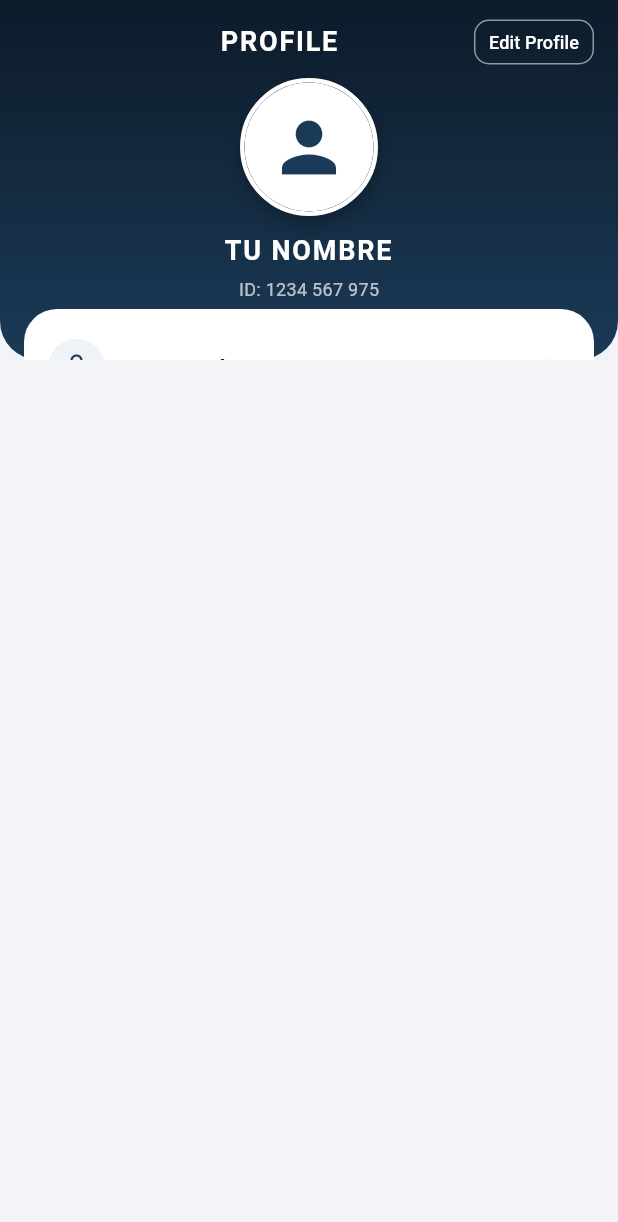
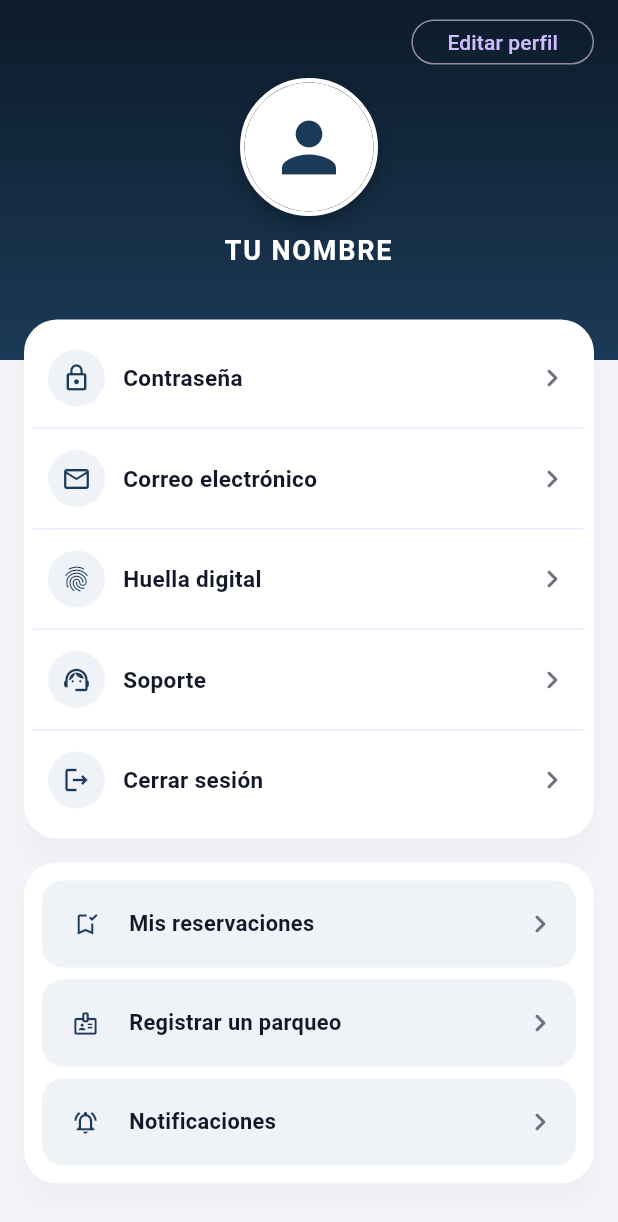
Before and after one commit to Valexito/mapBoxAPI, a Flutter app: the ProfilePage screen opened directly, on a phone screen of 412 x 824 dp. Shown: the top 1222 px of the screen. Run offline on Flutter 3.47's test engine with Material 3 defaults, Android fonts, the phone set to English and light mode, and no system bars; our stand-ins replace cloud_firestore, firebase_auth, firebase_core, firebase_storage, flutter_map, flutter_riverpod and 4 more; missing offline and left inert: firebase_app_check; accounts and stored records are empty; statements that could not run were skipped.

Commit message:
profile page updated

```diff
--- /dev/null
+++ b/lib/common/utils/components/ui/navy_header.dart
@@ -0,0 +1,69 @@
+import 'package:flutter/material.dart';
+
+class NavyHeader extends StatelessWidget {
+  const NavyHeader({
+    super.key,
+    required this.height,
+    this.roundedBottom = false,
+    this.leading,
+    this.trailing,
+    this.children = const <Widget>[],
+  });
+
+  final double height;
+  final bool roundedBottom;
+  final Widget? leading;
+  final Widget? trailing;
+  final List<Widget> children;
+
+  static const navyTop = Color(0xFF0D1B2A);
+  static const navyBottom = Color(0xFF1B3A57);
+
+  @override
+  Widget build(BuildContext context) {
+    return Stack(
+      children: [
+        Container(
+          height: height,
+          width: double.infinity,
+          decoration: BoxDecoration(
+            gradient: const LinearGradient(
+              begin: Alignment.topCenter,
+              end: Alignment.bottomCenter,
+              colors: [navyTop, navyBottom],
+            ),
+            borderRadius:
+                roundedBottom
+                    ? const BorderRadius.only(
+                      bottomLeft: Radius.circular(26),
+                      bottomRight: Radius.circular(26),
+                    )
+                    : null,
+          ),
+          child: Padding(
+            padding: const EdgeInsets.fromLTRB(16, 12, 16, 0),
+            child: Column(
+              crossAxisAlignment: CrossAxisAlignment.center,
+              children: [
+                // fila superior opcional (leading/trailing)
+                Row(
+                  mainAxisAlignment: MainAxisAlignment.spaceBetween,
+                  children: [
+                    leading ?? const SizedBox(width: 40, height: 32),
+                    const SizedBox(
+                      width: 40,
+                      height: 32,
+                    ), // spacer para centrar
+                    trailing ?? const SizedBox(width: 40, height: 32),
+                  ],
+                ),
+                const SizedBox(height: 8),
+                ...children,
+              ],
+            ),
+          ),
+        ),
+      ],
+    );
+  }
+}
--- a/lib/features/users/pages/profile_page.dart
+++ b/lib/features/users/pages/profile_page.dart
@@ -1,8 +1,8 @@
 import 'package:firebase_auth/firebase_auth.dart';
 import 'package:flutter/material.dart';
 import 'package:flutter_riverpod/flutter_riverpod.dart';
-
 import 'package:mapbox_api/common/utils/components/ui/my_text.dart';
+import 'package:mapbox_api/common/utils/components/ui/navy_header.dart';
 import 'package:mapbox_api/features/users/pages/configure_profile_page.dart';
 import 'package:mapbox_api/features/users/pages/notifications_page.dart';
 import 'package:mapbox_api/features/reservations/pages/reservations_page.dart';
@@ -11,15 +11,12 @@
 class ProfilePage extends ConsumerWidget {
   const ProfilePage({super.key});
 
-  static const headerHeight = 240.0;
-  static const navyTop = Color(0xFF0D1B2A);
-  static const navyBottom = Color(0xFF1B3A57);
-
   static const pageBg = Color(0xFFF2F4F7);
   static const cardDivider = Color(0xFFE9EEFF);
   static const iconCircle = Color(0xFFEFF2F6);
   static const textPrimary = Color(0xFF111827);
   static const textSecondary = Color(0xFF6B7280);
+  static const navyBottom = Color(0xFF1B3A57);
 
   @override
   Widget build(BuildContext context, WidgetRef ref) {
@@ -27,56 +24,22 @@
     final photoUrl = user?.photoURL;
     final name =
         (user?.displayName?.trim().isNotEmpty ?? false)
-            ? user!.displayName!.trim()
-            : 'Tu nombre';
+            ? user!.displayName!.trim().toUpperCase()
+            : 'TU NOMBRE';
 
     return Scaffold(
       backgroundColor: pageBg,
       body: SafeArea(
-        child: Stack(
+        child: SingleChildScrollView(
+          padding: EdgeInsets.zero,
+          child: Column(
             children: [
-            // Header
-            Container(
-              height: headerHeight,
-              width: double.infinity,
-              decoration: const BoxDecoration(
-                gradient: LinearGradient(
-                  begin: Alignment.topCenter,
-                  end: Alignment.bottomCenter,
-                  colors: [navyTop, navyBottom],
-                ),
-                borderRadius: BorderRadius.only(
-                  bottomLeft: Radius.circular(26),
-                  bottomRight: Radius.circular(26),
-                ),
-              ),
-              child: Padding(
-                padding: const EdgeInsets.fromLTRB(16, 12, 16, 0),
-                child: Column(
-                  crossAxisAlignment: CrossAxisAlignment.center,
-                  children: [
-                    Row(
-                      mainAxisAlignment: MainAxisAlignment.spaceBetween,
-                      children: [
-                        const SizedBox(width: 40, height: 32),
-                        const MyText(
-                          text: 'Profile',
-                          variant: MyTextVariant.title,
-                          customColor: Colors.white,
-                        ),
-                        SizedBox(
+              NavyHeader(
+                height: 240,
+                roundedBottom: false,
+                trailing: SizedBox(
                   height: 30,
                   child: OutlinedButton(
-                            style: OutlinedButton.styleFrom(
-                              foregroundColor: Colors.white,
-                              side: const BorderSide(color: Colors.white54),
-                              padding: const EdgeInsets.symmetric(
-                                horizontal: 10,
-                              ),
-                              shape: RoundedRectangleBorder(
-                                borderRadius: BorderRadius.circular(10),
-                              ),
-                            ),
                     onPressed: () {
                       Navigator.push(
                         context,
@@ -85,15 +48,10 @@
                         ),
                       );
                     },
-                            child: const Text(
-                              'Edit Profile',
-                              style: TextStyle(fontSize: 12),
+                    child: const Text('Editar perfil'),
                   ),
                 ),
-                        ),
-                      ],
-                    ),
-                    const SizedBox(height: 8),
+                children: [
                   Container(
                     width: 92,
                     height: 92,
@@ -130,23 +88,12 @@
                     textAlign: TextAlign.center,
                   ),
                   const SizedBox(height: 4),
-                    const Text(
-                      'ID: 1234 567 975',
-                      style: TextStyle(
-                        color: Colors.white70,
-                        fontSize: 12,
-                        letterSpacing: 0.2,
-                      ),
-                    ),
                 ],
               ),
-              ),
-            ),
 
-            // Lista
-            Positioned.fill(
-              top: headerHeight - 34,
-              child: SingleChildScrollView(
+              Transform.translate(
+                offset: const Offset(0, -27),
+                child: Padding(
                   padding: const EdgeInsets.symmetric(horizontal: 16),
                   child: Column(
                     children: [
@@ -164,31 +111,31 @@
                             children: const [
                               _ActionItem(
                                 icon: Icons.lock_outline,
-                              title: 'Password',
+                                title: 'Contraseña',
                                 go: _Go.configure,
                               ),
                               _Divider(),
                               _ActionItem(
                                 icon: Icons.email_outlined,
-                              title: 'Email Address',
+                                title: 'Correo electrónico',
                                 go: _Go.configure,
                               ),
                               _Divider(),
                               _ActionItem(
                                 icon: Icons.fingerprint_outlined,
-                              title: 'Fingerprint',
+                                title: 'Huella digital',
                                 go: _Go.none,
                               ),
                               _Divider(),
                               _ActionItem(
                                 icon: Icons.support_agent_outlined,
-                              title: 'Support',
+                                title: 'Soporte',
                                 go: _Go.notifications,
                               ),
                               _Divider(),
                               _ActionItem(
                                 icon: Icons.logout_outlined,
-                              title: 'Sign Out',
+                                title: 'Cerrar sesión',
                                 go: _Go.signout,
                               ),
                             ],
@@ -207,19 +154,19 @@
                             children: const [
                               _Shortcut(
                                 icon: Icons.bookmark_added_outlined,
-                              title: 'My Reservations',
+                                title: 'Mis reservaciones',
                                 go: _Go.reservations,
                               ),
                               SizedBox(height: 8),
                               _Shortcut(
                                 icon: Icons.badge_outlined,
-                              title: 'Become Owner',
+                                title: 'Registrar un parqueo',
                                 go: _Go.owner,
                               ),
                               SizedBox(height: 8),
                               _Shortcut(
                                 icon: Icons.notifications_active_outlined,
-                              title: 'Notifications',
+                                title: 'Notificaciones',
                                 go: _Go.notifications,
                               ),
                             ],
@@ -234,11 +181,10 @@
             ],
           ),
         ),
+      ),
     );
   }
 }
-
-/* --------------------------- widgets auxiliares --------------------------- */
 
 class _Divider extends StatelessWidget {
   const _Divider();
@@ -255,7 +201,6 @@
     required this.title,
     required this.go,
   });
-
   final IconData icon;
   final String title;
   final _Go go;
@@ -278,7 +223,7 @@
         FirebaseAuth.instance.signOut();
         ScaffoldMessenger.of(
           context,
-        ).showSnackBar(const SnackBar(content: Text('Signed out')));
+        ).showSnackBar(const SnackBar(content: Text('Cerrar sesión')));
         break;
       default:
         break;
@@ -301,7 +246,6 @@
                 color: ProfilePage.iconCircle,
                 shape: BoxShape.circle,
               ),
-              // 🔧 FIX: usar el icono recibido, no Icons.apps
               child: Icon(icon, size: 20, color: ProfilePage.navyBottom),
             ),
             const SizedBox(width: 12),
@@ -328,7 +272,6 @@
 
 class _Shortcut extends StatelessWidget {
   const _Shortcut({required this.icon, required this.title, required this.go});
-
   final IconData icon;
   final String title;
   final _Go go;
```
Also changed, not shown: lib/common/utils/components/ui/app_theme.dart (added, +67 -0 lines), lib/features/reservations/pages/reservations_page.dart (+43 -83 lines). Lines whose indentation alone changed are shown as unchanged.
